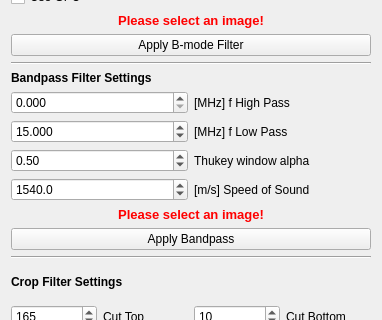
Above: Plugins/org.mitk.gui.qt.photoacoustics.imageprocessing/src/internal/PAImageProcessingControls.ui from MITK/MITK before the change; both pictures show x 0 to 382 and y 294 to 614 of the 382 by 1278 pixel window. Below: the same form after it.
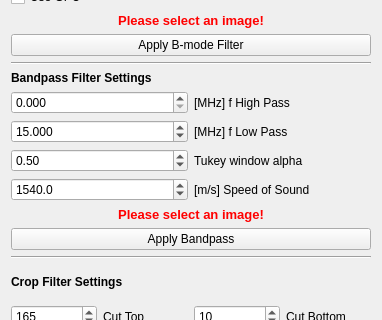
That is the form after the change.

Commit message: no more crashes when setting tukey alpha to 0 extended manual

```diff
--- a/Plugins/org.mitk.gui.qt.photoacoustics.imageprocessing/src/internal/PAImageProcessingControls.ui
+++ b/Plugins/org.mitk.gui.qt.photoacoustics.imageprocessing/src/internal/PAImageProcessingControls.ui
@@ -329,7 +329,7 @@
          <item row="2" column="1">
           <widget class="QLabel" name="label_13">
            <property name="text">
-            <string>Thukey window alpha</string>
+            <string>Tukey window alpha</string>
            </property>
           </widget>
          </item>
```
Left out of the diff: 4 changed lines with no effect on the pictures. The commit also changes 3 other files.
